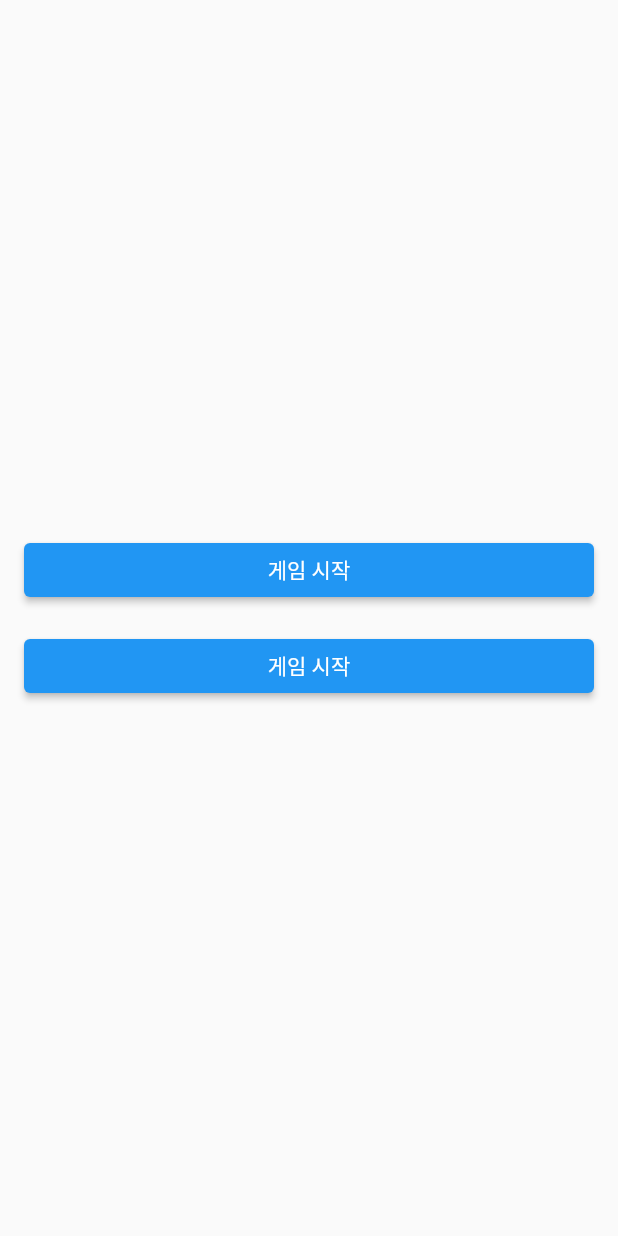
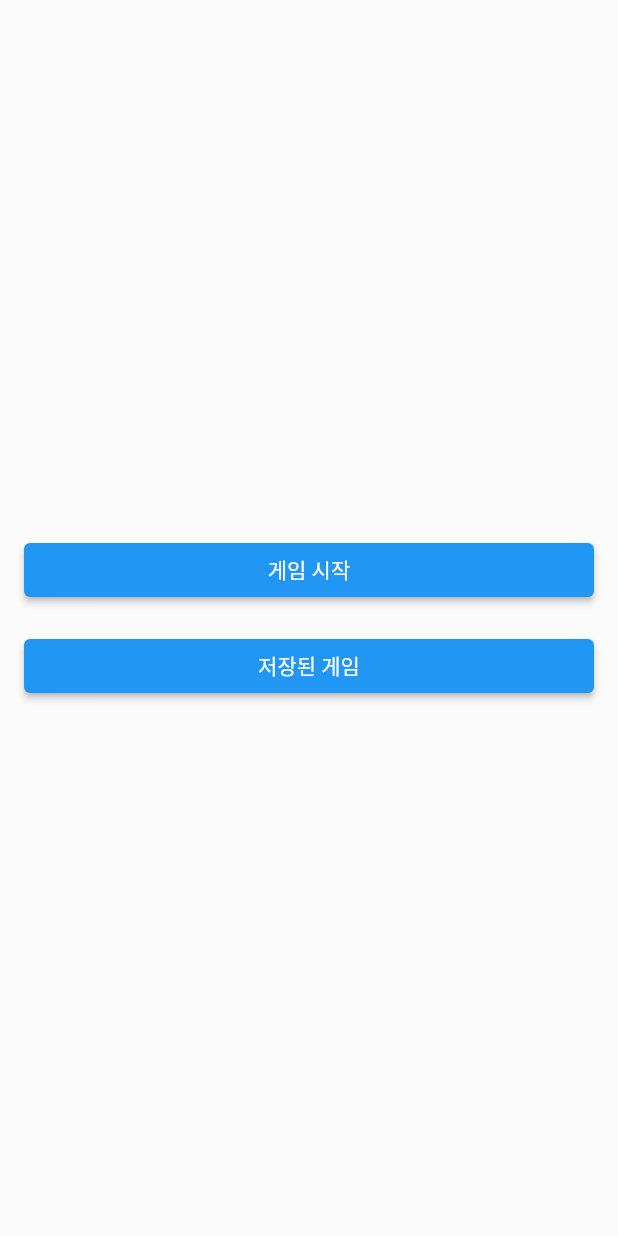
Before and after one commit to HwangSooHyeon/flutter_directional_test, a Flutter app: the screen it shows after launch, on a phone screen of 412 x 824 dp. Run offline on Flutter 3.47's test engine with Material 2 defaults, Android fonts, the phone set to English and light mode, and no system bars.

Commit message:
fix(custom_push_button): 버튼 child 부분 label 필드 빠진 것 수정

```diff
--- a/lib/component/custom_push_button.dart
+++ b/lib/component/custom_push_button.dart
@@ -19,8 +19,8 @@ class CustomPushButton extends StatelessWidget {
           MaterialPageRoute(builder: (_) => screen),
         );
       },
-      child: const Text(
-        '게임 시작',
+      child: Text(
+        label,
       ),
     );
   }
```
